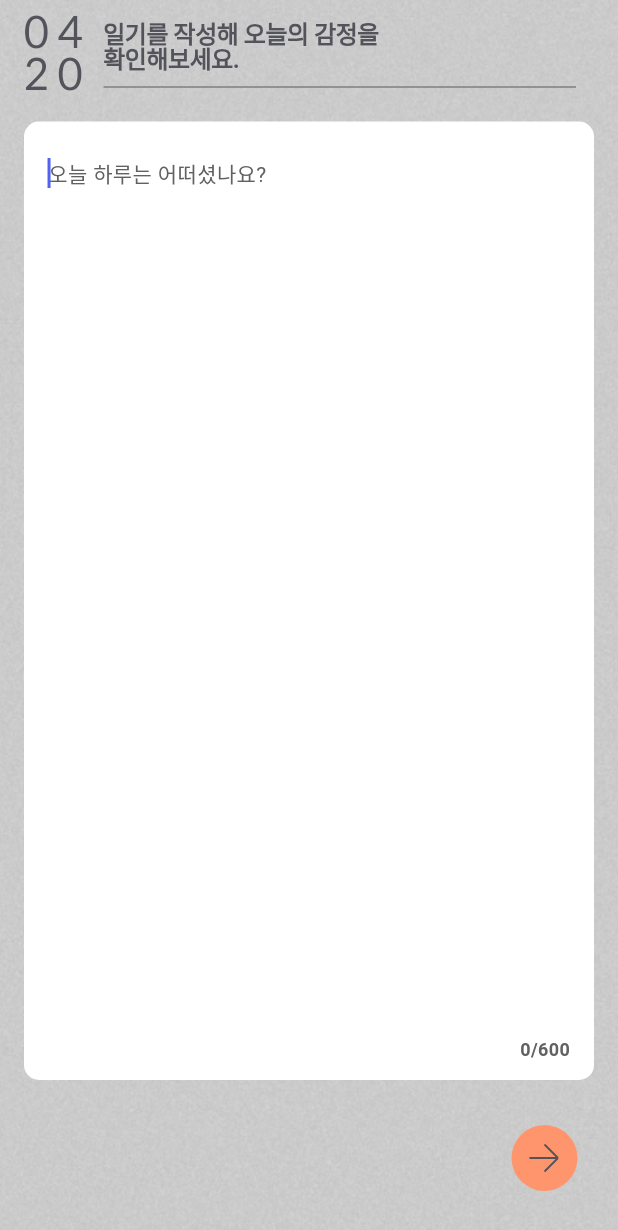
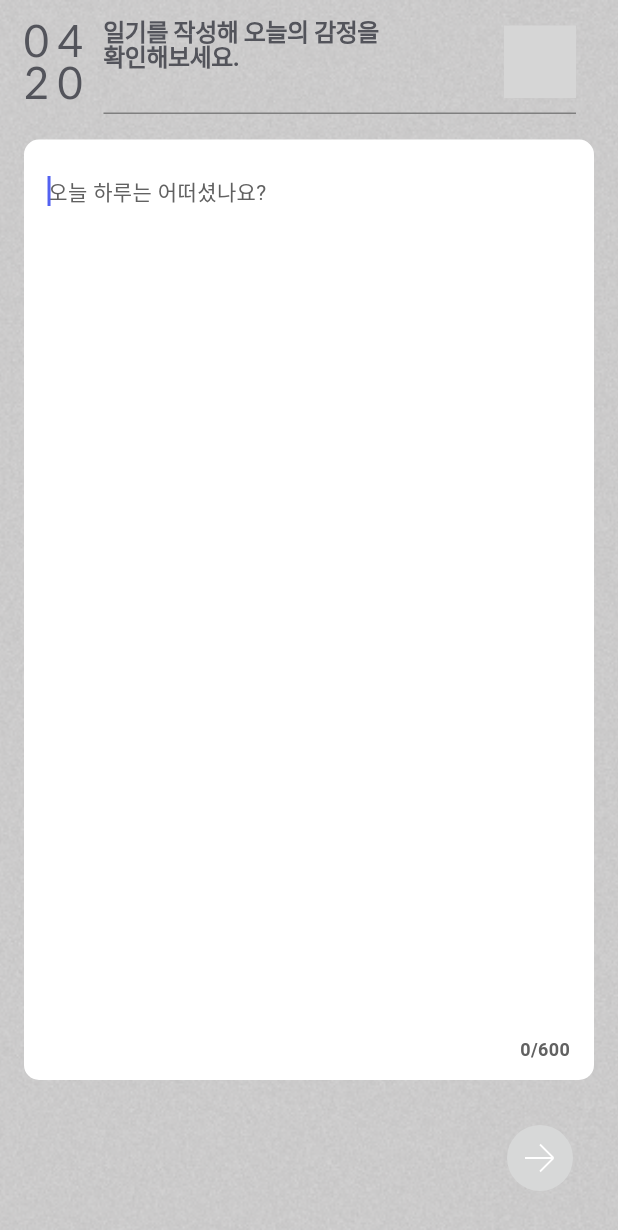
Before and after one commit to wonpyoJang/diary_mobile_client, a Flutter app: the WriteMomentPage screen opened by its route, on a phone screen of 412 x 824 dp. Shown: the top 1230 px of the screen. Run offline on Flutter 3.47's test engine with Material 3 defaults, Android fonts, the phone set to English and light mode, and no system bars; drawn by our look-alikes of screenshot; our stand-ins replace device_info_plus, dio, equatable, firebase_analytics, firebase_core, firebase_crashlytics and 15 more; missing offline and left inert: firebase_app_installations, image_gallery_saver_plus, mesh_gradient, pull_down_button; accounts and stored records are empty; Roboto replaces fonts that are missing (Pretendard); project files that could hold a hidden picture were left out; grey boxes are pictures that could not be loaded.

Commit message:
fix: 메뉴 버튼 위치 수정

```diff
--- a/lib/src/feature/moment/write_moment/presentation/widget/title.dart
+++ b/lib/src/feature/moment/write_moment/presentation/widget/title.dart
@@ -7,7 +7,10 @@ class MomentWritingPageTitle extends StatelessWidget {
 
   @override
   Widget build(BuildContext context) {
-    return const Text(
+    return const Column(
+      children: [
+        SizedBox(height: 4),
+        Text(
           "일기를 작성해 오늘의 감정을\n확인해보세요.",
           style: TextStyle(
             fontFamily: "Pretendard",
@@ -17,6 +20,8 @@ class MomentWritingPageTitle extends StatelessWidget {
             letterSpacing: -0.32,
             color: Color(0xFF53545B),
           ),
+        ),
+      ],
     );
   }
 }
--- a/lib/src/feature/moment/write_moment/presentation/write_moment_page.dart
+++ b/lib/src/feature/moment/write_moment/presentation/write_moment_page.dart
@@ -203,7 +203,7 @@ class WriteMomentPageState extends State<WriteMomentPage> {
                           ),
                           BlocBuilder<WriteMomentBloc, WriteMomentState>(
                             builder: (context, state) {
-                              if (state.mode != WriteMode.view) {
+                              if (state.mode == WriteMode.view) {
                                 return Align(
                                   alignment: Alignment.bottomRight,
                                   child: Padding(
@@ -279,14 +279,14 @@ class HeaderArea extends StatelessWidget {
               crossAxisAlignment: CrossAxisAlignment.start,
               mainAxisSize: MainAxisSize.min,
               children: [
+                Row(
+                  mainAxisAlignment: MainAxisAlignment.spaceBetween,
+                  crossAxisAlignment: CrossAxisAlignment.start,
+                  children: [
                     BlocBuilder<WriteMomentBloc, WriteMomentState>(
                       builder: (context, state) {
                         if (state.moment.emotionalIntensities.isNotEmpty) {
                           return Row(
-                        mainAxisAlignment: MainAxisAlignment.spaceBetween,
-                        crossAxisAlignment: CrossAxisAlignment.start,
-                        children: [
-                          Row(
                             crossAxisAlignment: CrossAxisAlignment.end,
                             children: [
                               EmotionList(
@@ -318,8 +318,42 @@ class HeaderArea extends StatelessWidget {
                                 )
                               ]
                             ],
+                          );
+                        } else {
+                          return const MomentWritingPageTitle();
+                        }
+                      },
                     ),
-                          Padding(
+                    Menus(screenshotController: screenshotController)
+                  ],
+                ),
+                const SizedBox(height: 10),
+                Container(
+                    height: 1,
+                    width: double.infinity,
+                    color: const Color(0xFF7F7F7F))
+              ],
+            ),
+          ),
+        ],
+      ),
+    );
+  }
+}
+
+class Menus extends StatelessWidget {
+  const Menus({
+    super.key,
+    required this.screenshotController,
+  });
+
+  final ScreenshotController screenshotController;
+
+  @override
+  Widget build(BuildContext context) {
+    return BlocBuilder<WriteMomentBloc, WriteMomentState>(
+      builder: (context, state) {
+        return Padding(
           padding: const EdgeInsets.only(top: 9.0),
           child: PullDownButton(
               itemBuilder: (context) => [
@@ -335,11 +369,11 @@ class HeaderArea extends StatelessWidget {
                     PullDownMenuItem(
                       title: '삭제하기',
                       onTap: () {
-                                          showYesOrNoDialog(context,
-                                              title: "삭제하시겠습니까?",
+                        showYesOrNoDialog(context, title: "삭제하시겠습니까?",
                             onConfirm: (value) {
-                                            context.read<MomentListBloc>().add(
-                                                DeleteMoment(state.moment));
+                          context
+                              .read<MomentListBloc>()
+                              .add(DeleteMoment(state.moment));
                           Navigator.of(context).pop();
                         });
                       },
@@ -347,8 +381,7 @@ class HeaderArea extends StatelessWidget {
                     PullDownMenuItem(
                       title: '공유하기',
                       onTap: () async {
-                                          AnalyticsManager.logEvent(
-                                              'editor_share_emotion');
+                        AnalyticsManager.logEvent('editor_share_emotion');
                         if (kIsWeb) {
                           showDialog(
                             context: context,
@@ -361,8 +394,7 @@ class HeaderArea extends StatelessWidget {
                                   TextButton(
                                     child: const Text('확인'),
                                     onPressed: () {
-                                                        Navigator.of(context)
-                                                            .pop();
+                                      Navigator.of(context).pop();
                                     },
                                   ),
                                   TextButton(
@@ -371,8 +403,7 @@ class HeaderArea extends StatelessWidget {
                                       launchUrl(
                                         Uri.parse(
                                             'https://testflight.apple.com/join/9Z7cKQSj'),
-                                                          mode: LaunchMode
-                                                              .externalApplication,
+                                        mode: LaunchMode.externalApplication,
                                       );
                                     },
                                   ),
@@ -381,20 +412,16 @@ class HeaderArea extends StatelessWidget {
                             },
                           );
                         } else {
-                                            final image =
-                                                await screenshotController
-                                                    .capture();
+                          final image = await screenshotController.capture();
                           if (image != null) {
                             final directory =
                                 await getApplicationDocumentsDirectory();
-                                              final timestamp = DateTime.now()
-                                                  .millisecondsSinceEpoch;
+                            final timestamp =
+                                DateTime.now().millisecondsSinceEpoch;
                             final imagePath = File(
                                 '${directory.path}/emotion_palette_$timestamp.png');
-                                              await imagePath
-                                                  .writeAsBytes(image);
-                                              await Share.shareXFiles(
-                                                  [XFile(imagePath.path)],
+                            await imagePath.writeAsBytes(image);
+                            await Share.shareXFiles([XFile(imagePath.path)],
                                 text:
                                     '오늘의 기분을 공유합니다.\n\n[${DateTime.now().month}월 ${DateTime.now().day}일의 일기]\n${state.moment.reflection}');
                           }
@@ -407,24 +434,8 @@ class HeaderArea extends StatelessWidget {
                   onTap: showMenu,
                 );
               }),
-                          )
-                        ],
         );
-                    } else {
-                      return const MomentWritingPageTitle();
-                    }
       },
-                ),
-                const SizedBox(height: 10),
-                Container(
-                    height: 1,
-                    width: double.infinity,
-                    color: const Color(0xFF7F7F7F))
-              ],
-            ),
-          ),
-        ],
-      ),
     );
   }
 }
```
Lines whose indentation alone changed are shown as unchanged.
